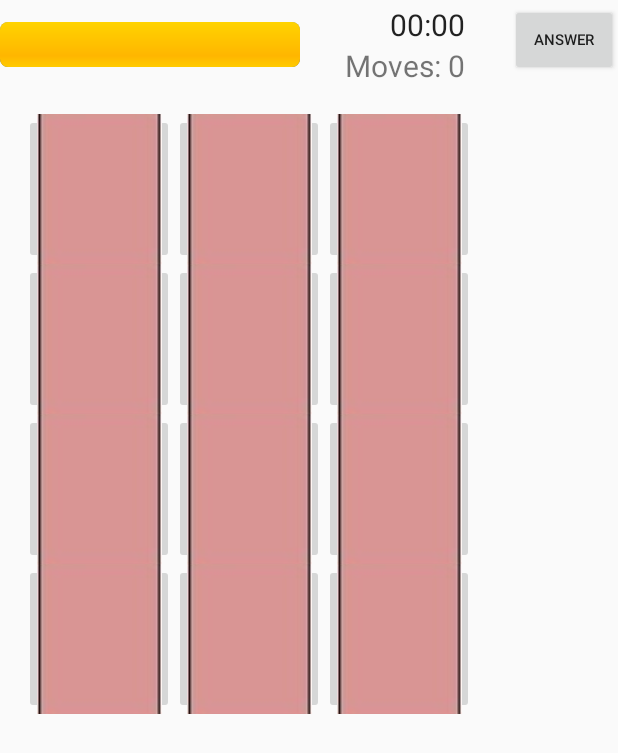
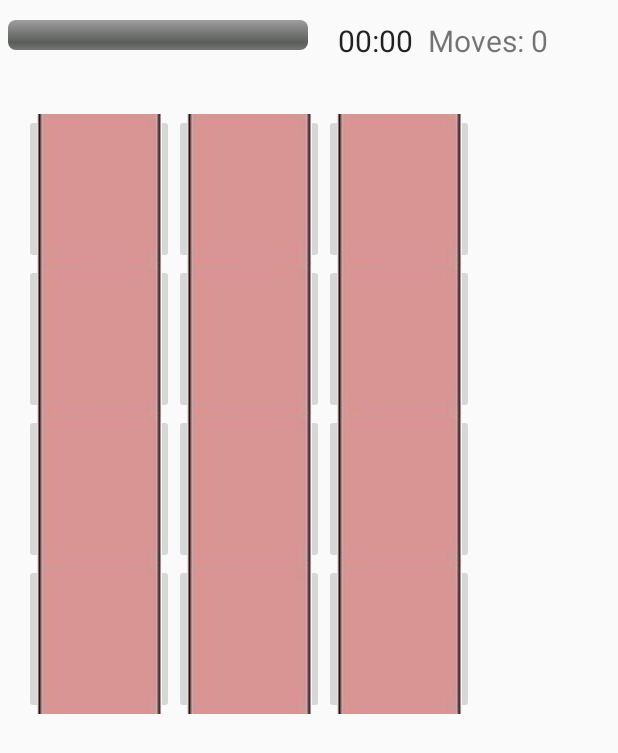
Before and after one commit to AustinMaZW/Memory_Game, an Android app: the screen it shows after launch (PlayActivity), on a phone screen of 412 x 824 dp. Shown: the top 753 px of the screen. Run offline under Robolectric (Android 15) with nearby library versions, the phone set to English and light mode, and no system bars.

Commit message:
Add some feature to Ngu's code

```diff
--- a/app/src/main/java/com/example/memorygame/PlayActivity.java
+++ b/app/src/main/java/com/example/memorygame/PlayActivity.java
@@ -1,5 +1,6 @@
 package com.example.memorygame;
 
+import android.content.Intent;
 import android.graphics.Bitmap;
 import android.graphics.BitmapFactory;
 import android.os.Bundle;
@@ -12,6 +13,7 @@ import android.widget.Chronometer;
 import android.widget.GridLayout;
 import android.widget.ProgressBar;
 import android.widget.TextView;
+import android.widget.Toast;
 
 import androidx.appcompat.app.AppCompatActivity;
 
@@ -26,7 +28,6 @@ import java.util.Random;
 public class PlayActivity extends AppCompatActivity {
     String filepath = "game_cards";
     String filename = "image";
-    private Button start;
     Chronometer timerView;
     TextView movesView;
     int numberOfButtons;
@@ -43,6 +44,8 @@ public class PlayActivity extends AppCompatActivity {
     private boolean startCount = true;
     private  boolean isFalse = false;
     private ProgressBar pgbar;
+    private TextView progressInfo;
+    private Intent intent;
 
 //    private long secondElapsed;
 //
@@ -56,11 +59,12 @@ public class PlayActivity extends AppCompatActivity {
     protected void onCreate(Bundle savedInstanceState) {
         super.onCreate(savedInstanceState);
         setContentView(R.layout.activity_play);
-        start = findViewById(R.id.startButton);
         timerView = findViewById(R.id.timerView);
         movesView = findViewById(R.id.movesView);
         pgbar = findViewById(R.id.pgbar);
         handler = new Handler();
+        progressInfo = findViewById(R.id.progressInfo);
+        intent = new Intent(this,MainActivity.class);
 
         // get images from drawable and save inside app-specific external folder
         // for testing purpose only. will delete after combining with activity1
@@ -154,6 +158,8 @@ public class PlayActivity extends AppCompatActivity {
                             return;
                         flip(view);
                         pgbar.setProgress(matchesCounter);
+                        progressInfo.setText(String.format("%s / %s",matchesCounter,6));
+
                         if(startCount){
                             setTimerView(timerView);
                             startCount = false;
@@ -197,6 +203,7 @@ public class PlayActivity extends AppCompatActivity {
             if(matchesCounter == 6){
                 movesView.setText("Congrats!");
                 timerView.stop();
+                startActivity(intent);
             }
             else{
                 movesView.setText("Moves: " + totalClicks);
@@ -253,7 +260,6 @@ public class PlayActivity extends AppCompatActivity {
                     isFalse=true;
                     movesView.setText("You Lose!");
                     matchesCounter =6;
-
                 }
             }
         });
--- a/app/src/main/res/layout/activity_play.xml
+++ b/app/src/main/res/layout/activity_play.xml
@@ -19,8 +19,9 @@
             android:layout_width="wrap_content"
             android:layout_height="wrap_content"
             app:layout_constraintTop_toTopOf="parent"
-            android:layout_gravity="center">
-            <!-- added 6 radio buttons just for show. replace with images(imageView or something) later-->
+            android:layout_gravity="center"
+            android:orientation="vertical">
+<!--             added 6 radio buttons just for show. replace with images(imageView or something) later-->
 <!--            <androidx.appcompat.widget.AppCompatRadioButton-->
 <!--                android:layout_width="wrap_content"-->
 <!--                android:layout_height="wrap_content"/>-->
@@ -41,49 +42,46 @@
 <!--                android:layout_height="wrap_content"/>-->
             <ProgressBar
                 android:id="@+id/pgbar"
+                style="@android:style/Widget.ProgressBar.Horizontal"
                 android:layout_width="200dp"
-                android:layout_height="30dp"
+                android:layout_height="20dp"
                 android:layout_marginRight="0dp"
+                android:layout_marginLeft="5dp"
                 android:max="6"
-                android:progress="6"
-                style="@android:style/Widget.ProgressBar.Horizontal"/>
+                android:progress="0"
+                android:progressTint="#8BC34A" />
+            <TextView
+                android:id="@+id/progressInfo"
+                android:layout_gravity="center"
+                android:layout_width="wrap_content"
+                android:layout_height="wrap_content"
+                android:text=""
+                android:textSize="10sp"/>
 
         </LinearLayout>
         <LinearLayout
             android:layout_width="wrap_content"
             android:layout_height="wrap_content"
             app:layout_constraintTop_toTopOf="parent"
-            android:orientation="vertical"
-            android:layout_marginStart="30dp">
+            android:orientation="horizontal"
+            android:layout_marginStart="10dp"
+            android:layout_gravity="top">
             <Chronometer
                 android:id="@+id/timerView"
                 android:layout_width="wrap_content"
                 android:layout_height="wrap_content"
                 android:layout_gravity="end"
-                android:textSize="20sp"/>
+                android:textSize="20sp"
+                android:layout_marginLeft="10dp" />
             <TextView
                 android:id="@+id/movesView"
                 android:layout_width="wrap_content"
                 android:layout_height="wrap_content"
                 android:text="@string/moves"
                 android:textSize="20sp"
-                android:layout_gravity="end"/>
+                android:layout_gravity="end"
+                android:layout_marginLeft="10dp"/>
         </LinearLayout>
-        <LinearLayout
-            android:layout_width="wrap_content"
-            android:layout_height="wrap_content"
-            app:layout_constraintTop_toTopOf="parent"
-            android:orientation="vertical"
-            android:layout_marginStart="30dp">
-            <androidx.appcompat.widget.AppCompatButton
-                android:id="@+id/startButton"
-                android:layout_width="wrap_content"
-                android:layout_height="wrap_content"
-                android:text="Answer"
-                android:textSize="10sp"
-                android:layout_gravity="end"/>
-        </LinearLayout>
-
     </LinearLayout>
 
     <GridLayout
```
